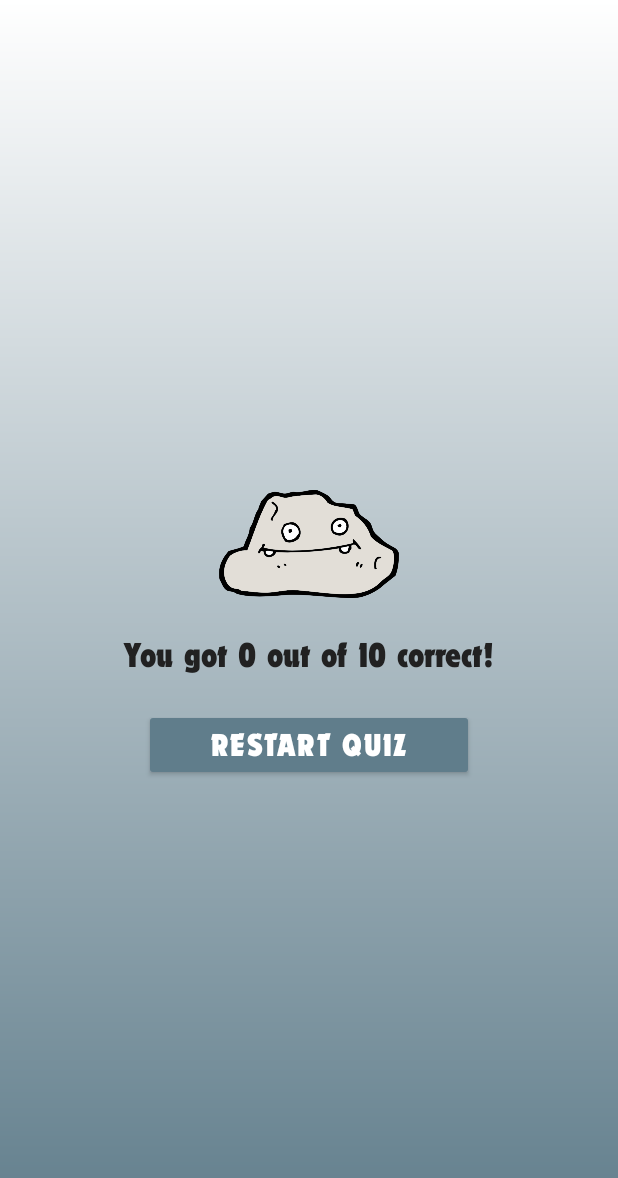
After one commit to eesuhn/GeoDude, an Android app: the ResultActivity screen opened directly, with no data from a screen before it, on a phone screen of 412 x 824 dp. The commit adds this screen. Shown: the top 1178 px of the screen. Run offline under Robolectric (Android 15) with nearby library versions, the phone set to English and light mode, and no system bars.

Commit message:
Completed result display

```diff
--- a/app/src/main/AndroidManifest.xml
+++ b/app/src/main/AndroidManifest.xml
@@ -13,9 +13,13 @@
 		android:theme="@style/Theme.GeoDude"
 		tools:targetApi="31">
 		<activity
+			android:name=".activity.ResultActivity"
+			android:exported="false"
+			android:theme="@style/Theme.GeoDude.NoActionBar" />
+		<activity
 			android:name=".activity.QuestionActivity"
 			android:exported="false"
-			android:theme="@style/Theme.GeoDude.NoActionBar"/>
+			android:theme="@style/Theme.GeoDude.NoActionBar" />
 		<activity
 			android:name=".activity.MainActivity"
 			android:exported="true"
--- a/app/src/main/java/com/example/geodude/activity/QuestionActivity.kt
+++ b/app/src/main/java/com/example/geodude/activity/QuestionActivity.kt
@@ -1,5 +1,6 @@
 package com.example.geodude.activity
 
+import android.content.Intent
 import android.os.Bundle
 import android.widget.*
 import androidx.activity.enableEdgeToEdge
@@ -100,7 +101,10 @@ class QuestionActivity : AppCompatActivity() {
 			currentQuestionIndex++
 			displayQuestion()
 		} else {
-			Toast.makeText(this, "Your score is $score out of 10", Toast.LENGTH_LONG).show()
+			val intent = Intent(this, ResultActivity::class.java)
+			intent.putExtra("score", score)
+			startActivity(intent)
+			finish()
 		}
 	}
 
--- /dev/null
+++ b/app/src/main/java/com/example/geodude/activity/ResultActivity.kt
@@ -0,0 +1,30 @@
+package com.example.geodude.activity
+
+import android.annotation.SuppressLint
+import android.content.Intent
+import android.os.Bundle
+import android.widget.Button
+import android.widget.TextView
+import androidx.appcompat.app.AppCompatActivity
+import com.example.geodude.R
+
+class ResultActivity : AppCompatActivity() {
+
+	@SuppressLint("StringFormatMatches")
+	override fun onCreate(savedInstanceState: Bundle?) {
+		super.onCreate(savedInstanceState)
+		setContentView(R.layout.activity_result)
+
+		val score = intent.getIntExtra("score", 0)
+		val resultText: TextView = findViewById(R.id.resultText)
+		resultText.text = getString(R.string.result_score, score)
+
+		val restartButton: Button = findViewById(R.id.restartBtn)
+		restartButton.setOnClickListener {
+			val intent = Intent(this, MainActivity::class.java)
+			intent.flags = Intent.FLAG_ACTIVITY_NEW_TASK or Intent.FLAG_ACTIVITY_CLEAR_TASK
+			startActivity(intent)
+			finish()
+		}
+	}
+}
--- a/app/src/main/res/drawable/bg_btn_selected.xml
+++ b/app/src/main/res/drawable/bg_btn_selected.xml
@@ -9,7 +9,7 @@
 	</item>
 	<item>
 		<shape android:shape="rectangle">
-			<solid android:color="@color/accent" />
+			<solid android:color="@color/accent_variant" />
 			<corners android:radius="8dp" />
 			<stroke android:width="1dp" android:color="@color/black" />
 		</shape>
--- a/app/src/main/res/layout/activity_main.xml
+++ b/app/src/main/res/layout/activity_main.xml
@@ -61,8 +61,6 @@
 				android:text="@string/start_btn"
 				android:layout_width="220dp"
 				android:layout_height="wrap_content"
-				android:layout_marginStart="26dp"
-				android:layout_marginEnd="26dp"
 				android:backgroundTint="@color/primary"
 				android:fontFamily="@font/dynamo_condensed"
 				android:textColor="@color/on_primary"
--- /dev/null
+++ b/app/src/main/res/layout/activity_result.xml
@@ -0,0 +1,41 @@
+<?xml version="1.0" encoding="utf-8"?>
+<androidx.appcompat.widget.LinearLayoutCompat xmlns:android="http://schemas.android.com/apk/res/android"
+	xmlns:app="http://schemas.android.com/apk/res-auto"
+	xmlns:tools="http://schemas.android.com/tools"
+	android:layout_width="match_parent"
+	android:layout_height="match_parent"
+	android:orientation="vertical"
+	android:gravity="center"
+	android:padding="16dp"
+	android:background="@drawable/bg_main"
+	tools:context=".activity.ResultActivity">
+
+	<ImageView
+		android:layout_width="wrap_content"
+		android:layout_height="120dp"
+		android:src="@drawable/ic_logo"
+		android:contentDescription="@string/app_name" />
+
+	<TextView
+		android:id="@+id/resultText"
+		android:layout_width="wrap_content"
+		android:layout_height="wrap_content"
+		android:textSize="24sp"
+		android:textColor="@color/black"
+		android:fontFamily="@font/dynamo_condensed"
+		android:gravity="center"
+		tools:text="@string/result_score"
+		android:layout_marginBottom="22dp" />
+
+	<androidx.appcompat.widget.AppCompatButton
+		android:id="@+id/restartBtn"
+		android:text="@string/restart_btn"
+		android:layout_width="220dp"
+		android:layout_height="wrap_content"
+		android:textColor="@color/on_primary"
+		android:backgroundTint="@color/primary"
+		android:fontFamily="@font/dynamo_condensed"
+		android:textSize="22sp"
+		android:letterSpacing="0.04" />
+
+</androidx.appcompat.widget.LinearLayoutCompat>
--- a/app/src/main/res/values/strings.xml
+++ b/app/src/main/res/values/strings.xml
@@ -7,4 +7,6 @@
 	<string name="right_arrow">Right arrow</string>
 	<string name="country_flag">Country flag</string>
 	<string name="option_placeholder">Option</string>
+	<string name="restart_btn">Restart Quiz</string>
+	<string name="result_score">You got %1$s out of 10 correct!</string>
 </resources>
```
